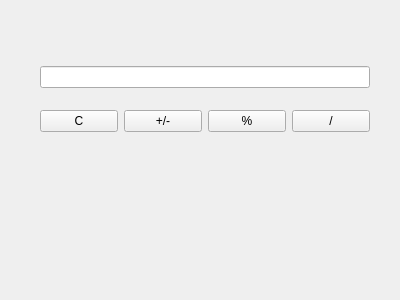
The window that form.ui (tihobg/lect47-pyqt) describes before a commit, drawn with Qt 5.
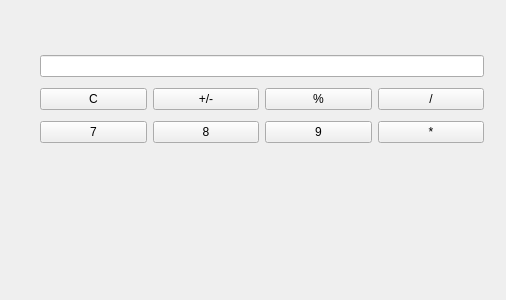
The same window after the commit.

Patch:
```diff
--- a/form.ui
+++ b/form.ui
@@ -6,7 +6,7 @@
    <rect>
     <x>0</x>
     <y>0</y>
-    <width>400</width>
+    <width>506</width>
     <height>300</height>
    </rect>
   </property>
@@ -18,7 +18,7 @@
     <rect>
      <x>40</x>
      <y>50</y>
-     <width>330</width>
+     <width>444</width>
      <height>98</height>
     </rect>
    </property>
@@ -54,6 +54,34 @@
     <item row="0" column="0" colspan="4">
      <widget class="QLineEdit" name="le_WriteNum"/>
     </item>
+    <item row="2" column="0">
+     <widget class="QPushButton" name="btn_Seven">
+      <property name="text">
+       <string>7</string>
+      </property>
+     </widget>
+    </item>
+    <item row="2" column="1">
+     <widget class="QPushButton" name="btn_Eight">
+      <property name="text">
+       <string>8</string>
+      </property>
+     </widget>
+    </item>
+    <item row="2" column="2">
+     <widget class="QPushButton" name="btn_Nine">
+      <property name="text">
+       <string>9</string>
+      </property>
+     </widget>
+    </item>
+    <item row="2" column="3">
+     <widget class="QPushButton" name="btn_Divide_2">
+      <property name="text">
+       <string>*</string>
+      </property>
+     </widget>
+    </item>
    </layout>
   </widget>
  </widget>
```
